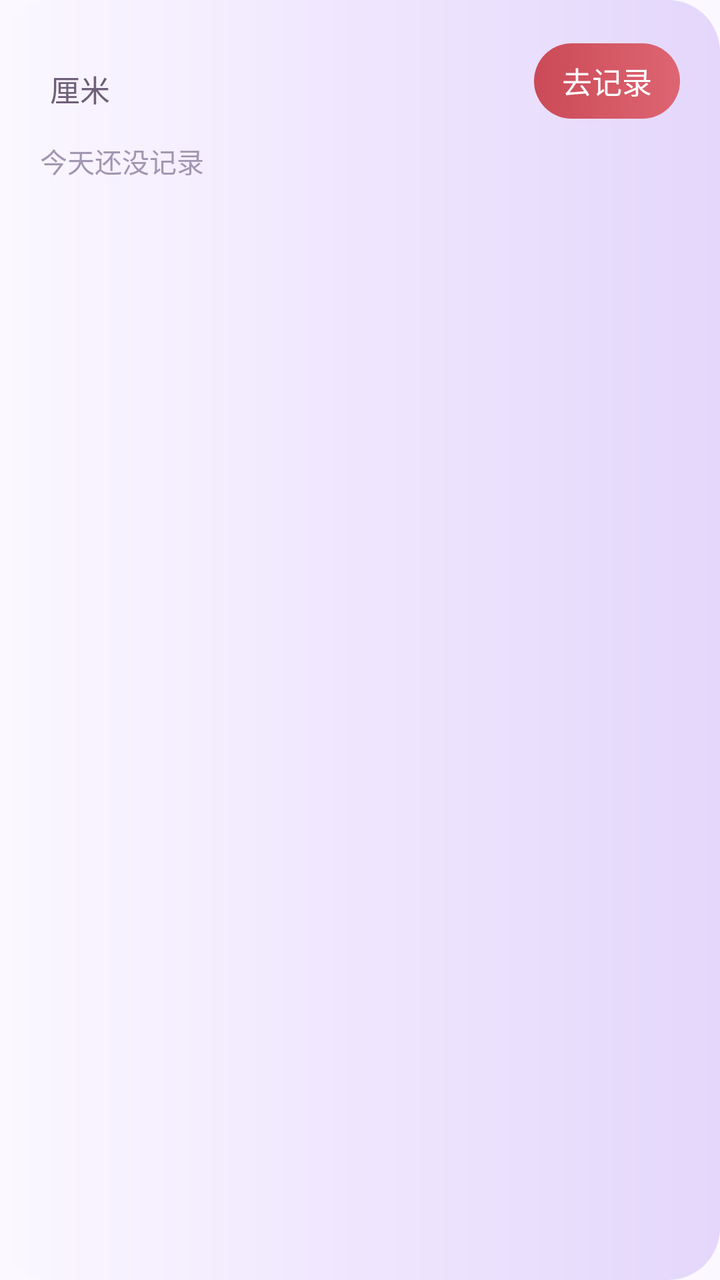
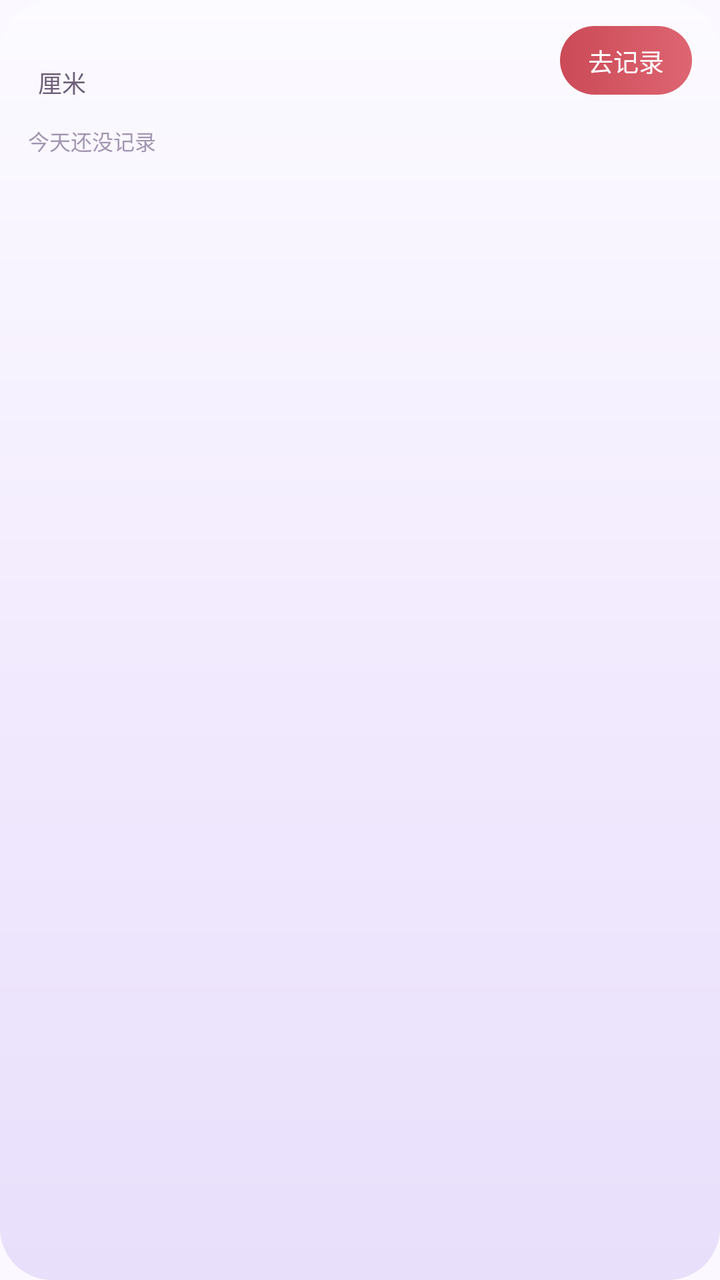

An Android layout rendered at two revisions. The XML below is the earlier revision; the diff shows what the commit changed to produce the second picture.
<!-- AndroidManifest.xml: application theme Theme.DayTally -->
<!-- res/layout/widget_height.xml -->
<?xml version="1.0" encoding="utf-8"?>

<LinearLayout xmlns:android="http://schemas.android.com/apk/res/android"
    android:id="@+id/wh_root"
    android:layout_width="match_parent"
    android:layout_height="match_parent"
    android:orientation="vertical"
    android:paddingLeft="20dp"
    android:paddingTop="16dp"
    android:paddingRight="20dp"
    android:paddingBottom="14dp"
    android:background="@drawable/bg_week">

    <LinearLayout
        android:layout_width="match_parent"
        android:layout_height="wrap_content"
        android:orientation="horizontal"
        android:gravity="center_vertical">

        <LinearLayout
            android:layout_width="0dp"
            android:layout_height="wrap_content"
            android:layout_weight="1"
            android:orientation="horizontal"
            android:gravity="bottom">

            <TextView
                android:id="@+id/wh_val"
                android:layout_width="wrap_content"
                android:layout_height="wrap_content"
                android:textSize="42sp"
                android:textStyle="bold"
                android:textColor="#2B2338"
                android:includeFontPadding="false"
                android:singleLine="true" />

            <TextView
                android:id="@+id/wh_unit"
                android:layout_width="wrap_content"
                android:layout_height="wrap_content"
                android:layout_marginLeft="5dp"
                android:layout_marginBottom="4dp"
                android:text="厘米"
                android:textSize="15sp"
                android:textColor="#6E6079"
                android:includeFontPadding="false"
                android:singleLine="true" />
        </LinearLayout>

        <TextView
            android:id="@+id/wh_btn"
            android:layout_width="wrap_content"
            android:layout_height="wrap_content"
            android:text="去记录"
            android:textColor="#FFFFFF"
            android:textSize="15sp"
            android:paddingLeft="14dp"
            android:paddingTop="8dp"
            android:paddingRight="14dp"
            android:paddingBottom="8dp"
            android:background="@drawable/bg_pill_btn"
            android:includeFontPadding="false"
            android:singleLine="true" />
    </LinearLayout>

    <TextView
        android:id="@+id/wh_sub"
        android:layout_width="match_parent"
        android:layout_height="wrap_content"
        android:layout_marginTop="5dp"
        android:text="今天还没记录"
        android:textSize="13.5sp"
        android:textColor="#A296B2"
        android:includeFontPadding="false"
        android:singleLine="true" />

    
    <LinearLayout
        android:id="@+id/wh_strip"
        android:layout_width="match_parent"
        android:layout_height="0dp"
        android:layout_weight="1"
        android:orientation="horizontal"
        android:weightSum="7"
        android:layout_marginTop="8dp">

        <LinearLayout android:layout_width="0dp" android:layout_height="match_parent" android:layout_weight="1" android:orientation="vertical" android:gravity="center">
            <TextView android:id="@+id/hw_0" android:layout_width="wrap_content" android:layout_height="0dp" android:layout_weight="1.0" android:textSize="14sp" android:textColor="#9C92AC" android:includeFontPadding="false" android:singleLine="true" android:gravity="center_vertical" />
            <TextView android:id="@+id/hn_0" android:layout_width="wrap_content" android:layout_height="0dp" android:layout_weight="1.6" android:textSize="15sp" android:textStyle="bold" android:includeFontPadding="false" android:singleLine="true" android:gravity="center_vertical" />
            <TextView android:id="@+id/hd_0" android:layout_width="wrap_content" android:layout_height="0dp" android:layout_weight="1.0" android:textSize="13sp" android:textColor="#A99FB8" android:includeFontPadding="false" android:singleLine="true" android:gravity="center_vertical" />
        </LinearLayout>

        <LinearLayout android:layout_width="0dp" android:layout_height="match_parent" android:layout_weight="1" android:orientation="vertical" android:gravity="center">
            <TextView android:id="@+id/hw_1" android:layout_width="wrap_content" android:layout_height="0dp" android:layout_weight="1.0" android:textSize="14sp" android:textColor="#9C92AC" android:includeFontPadding="false" android:singleLine="true" android:gravity="center_vertical" />
            <TextView android:id="@+id/hn_1" android:layout_width="wrap_content" android:layout_height="0dp" android:layout_weight="1.6" android:textSize="15sp" android:textStyle="bold" android:includeFontPadding="false" android:singleLine="true" android:gravity="center_vertical" />
            <TextView android:id="@+id/hd_1" android:layout_width="wrap_content" android:layout_height="0dp" android:layout_weight="1.0" android:textSize="13sp" android:textColor="#A99FB8" android:includeFontPadding="false" android:singleLine="true" android:gravity="center_vertical" />
        </LinearLayout>

        <LinearLayout android:layout_width="0dp" android:layout_height="match_parent" android:layout_weight="1" android:orientation="vertical" android:gravity="center">
            <TextView android:id="@+id/hw_2" android:layout_width="wrap_content" android:layout_height="0dp" android:layout_weight="1.0" android:textSize="14sp" android:textColor="#9C92AC" android:includeFontPadding="false" android:singleLine="true" android:gravity="center_vertical" />
            <TextView android:id="@+id/hn_2" android:layout_width="wrap_content" android:layout_height="0dp" android:layout_weight="1.6" android:textSize="15sp" android:textStyle="bold" android:includeFontPadding="false" android:singleLine="true" android:gravity="center_vertical" />
            <TextView android:id="@+id/hd_2" android:layout_width="wrap_content" android:layout_height="0dp" android:layout_weight="1.0" android:textSize="13sp" android:textColor="#A99FB8" android:includeFontPadding="false" android:singleLine="true" android:gravity="center_vertical" />
        </LinearLayout>

        <LinearLayout android:layout_width="0dp" android:layout_height="match_parent" android:layout_weight="1" android:orientation="vertical" android:gravity="center">
            <TextView android:id="@+id/hw_3" android:layout_width="wrap_content" android:layout_height="0dp" android:layout_weight="1.0" android:textSize="14sp" android:textColor="#9C92AC" android:includeFontPadding="false" android:singleLine="true" android:gravity="center_vertical" />
            <TextView android:id="@+id/hn_3" android:layout_width="wrap_content" android:layout_height="0dp" android:layout_weight="1.6" android:textSize="15sp" android:textStyle="bold" android:includeFontPadding="false" android:singleLine="true" android:gravity="center_vertical" />
            <TextView android:id="@+id/hd_3" android:layout_width="wrap_content" android:layout_height="0dp" android:layout_weight="1.0" android:textSize="13sp" android:textColor="#A99FB8" android:includeFontPadding="false" android:singleLine="true" android:gravity="center_vertical" />
        </LinearLayout>

        <LinearLayout android:layout_width="0dp" android:layout_height="match_parent" android:layout_weight="1" android:orientation="vertical" android:gravity="center">
            <TextView android:id="@+id/hw_4" android:layout_width="wrap_content" android:layout_height="0dp" android:layout_weight="1.0" android:textSize="14sp" android:textColor="#9C92AC" android:includeFontPadding="false" android:singleLine="true" android:gravity="center_vertical" />
            <TextView android:id="@+id/hn_4" android:layout_width="wrap_content" android:layout_height="0dp" android:layout_weight="1.6" android:textSize="15sp" android:textStyle="bold" android:includeFontPadding="false" android:singleLine="true" android:gravity="center_vertical" />
            <TextView android:id="@+id/hd_4" android:layout_width="wrap_content" android:layout_height="0dp" android:layout_weight="1.0" android:textSize="13sp" android:textColor="#A99FB8" android:includeFontPadding="false" android:singleLine="true" android:gravity="center_vertical" />
        </LinearLayout>

        <LinearLayout android:layout_width="0dp" android:layout_height="match_parent" android:layout_weight="1" android:orientation="vertical" android:gravity="center">
            <TextView android:id="@+id/hw_5" android:layout_width="wrap_content" android:layout_height="0dp" android:layout_weight="1.0" android:textSize="14sp" android:textColor="#9C92AC" android:includeFontPadding="false" android:singleLine="true" android:gravity="center_vertical" />
            <TextView android:id="@+id/hn_5" android:layout_width="wrap_content" android:layout_height="0dp" android:layout_weight="1.6" android:textSize="15sp" android:textStyle="bold" android:includeFontPadding="false" android:singleLine="true" android:gravity="center_vertical" />
            <TextView android:id="@+id/hd_5" android:layout_width="wrap_content" android:layout_height="0dp" android:layout_weight="1.0" android:textSize="13sp" android:textColor="#A99FB8" android:includeFontPadding="false" android:singleLine="true" android:gravity="center_vertical" />
        </LinearLayout>

        <LinearLayout android:layout_width="0dp" android:layout_height="match_parent" android:layout_weight="1" android:orientation="vertical" android:gravity="center">
            <TextView android:id="@+id/hw_6" android:layout_width="wrap_content" android:layout_height="0dp" android:layout_weight="1.0" android:textSize="14sp" android:textColor="#D2505C" android:textStyle="bold" android:includeFontPadding="false" android:singleLine="true" android:gravity="center_vertical" />
            <TextView android:id="@+id/hn_6" android:layout_width="wrap_content" android:layout_height="0dp" android:layout_weight="1.6" android:textSize="15sp" android:textStyle="bold" android:includeFontPadding="false" android:singleLine="true" android:gravity="center_vertical" />
            <TextView android:id="@+id/hd_6" android:layout_width="wrap_content" android:layout_height="0dp" android:layout_weight="1.0" android:textSize="13sp" android:textColor="#A99FB8" android:includeFontPadding="false" android:singleLine="true" android:gravity="center_vertical" />
        </LinearLayout>
    </LinearLayout>
</LinearLayout>
<!-- resources referenced by this layout -->
<resources>
  <!-- drawable bg_pill_btn (drawable) -->
  <?xml version="1.0" encoding="utf-8"?>
  <shape xmlns:android="http://schemas.android.com/apk/res/android" android:shape="rectangle">
      <gradient android:type="linear" android:angle="180"
          android:startColor="#DE6572" android:endColor="#CB4A57" />
      <corners android:radius="999dp" />
  </shape>
  <!-- drawable bg_week (drawable) -->
  <?xml version="1.0" encoding="utf-8"?>
  
  <shape xmlns:android="http://schemas.android.com/apk/res/android" android:shape="rectangle">
      <gradient android:type="linear" android:angle="180"
          android:startColor="#E4D7FB" android:centerColor="#EFE6FE" android:endColor="#FBF8FF" />
      <corners android:radius="26dp" />
  </shape>
  <style name="Theme.DayTally" parent="Theme.Material3.DayNight.NoActionBar">
          <item name="android:statusBarColor">@color/paper</item>
          <item name="android:navigationBarColor">@color/paper</item>
          <item name="android:windowBackground">@color/paper</item>
          <item name="android:windowLightStatusBar">true</item>
          <item name="android:windowLightNavigationBar">true</item>
      </style>
  <color name="paper">#FBF8FF</color>
</resources>

<!-- the commit's change to res/layout/widget_height.xml (unified diff, before → after) -->
@@ -1,48 +1,65 @@
 <?xml version="1.0" encoding="utf-8"?>
-
 <LinearLayout xmlns:android="http://schemas.android.com/apk/res/android"
     android:id="@+id/wh_root"
     android:layout_width="match_parent"
     android:layout_height="match_parent"
     android:orientation="vertical"
-    android:paddingLeft="20dp"
-    android:paddingTop="16dp"
-    android:paddingRight="20dp"
-    android:paddingBottom="14dp"
-    android:background="@drawable/bg_week">
+    android:paddingLeft="14dp"
+    android:paddingTop="13dp"
+    android:paddingRight="14dp"
+    android:paddingBottom="11dp"
+    android:background="@drawable/bg_height">
 
+    
     <LinearLayout
         android:layout_width="match_parent"
         android:layout_height="wrap_content"
         android:orientation="horizontal"
-        android:gravity="center_vertical">
+        android:gravity="top">
 
         <LinearLayout
             android:layout_width="0dp"
             android:layout_height="wrap_content"
             android:layout_weight="1"
-            android:orientation="horizontal"
-            android:gravity="bottom">
+            android:orientation="vertical">
+
+            <LinearLayout
+                android:layout_width="wrap_content"
+                android:layout_height="wrap_content"
+                android:orientation="horizontal"
+                android:gravity="bottom">
+
+                <TextView
+                    android:id="@+id/wh_val"
+                    android:layout_width="wrap_content"
+                    android:layout_height="wrap_content"
+                    android:textSize="38sp"
+                    android:textStyle="bold"
+                    android:textColor="#2B2338"
+                    android:includeFontPadding="false"
+                    android:singleLine="true" />
+
+                <TextView
+                    android:id="@+id/wh_unit"
+                    android:layout_width="wrap_content"
+                    android:layout_height="wrap_content"
+                    android:layout_marginLeft="5dp"
+                    android:layout_marginBottom="2dp"
+                    android:text="厘米"
+                    android:textSize="12sp"
+                    android:textColor="#6E6079"
+                    android:includeFontPadding="false"
+                    android:singleLine="true" />
+            </LinearLayout>
 
             <TextView
-                android:id="@+id/wh_val"
-                android:layout_width="wrap_content"
+                android:id="@+id/wh_sub"
+                android:layout_width="match_parent"
                 android:layout_height="wrap_content"
-                android:textSize="42sp"
-                android:textStyle="bold"
-                android:textColor="#2B2338"
-                android:includeFontPadding="false"
-                android:singleLine="true" />
-
-            <TextView
-                android:id="@+id/wh_unit"
-                android:layout_width="wrap_content"
-                android:layout_height="wrap_content"
-                android:layout_marginLeft="5dp"
-                android:layout_marginBottom="4dp"
-                android:text="厘米"
-                android:textSize="15sp"
-                android:textColor="#6E6079"
+                android:layout_marginTop="5dp"
+                android:text="今天还没记录"
+                android:textSize="10.5sp"
+                android:textColor="#A296B2"
                 android:includeFontPadding="false"
                 android:singleLine="true" />
         </LinearLayout>
@@ -53,7 +70,7 @@
             android:layout_height="wrap_content"
             android:text="去记录"
             android:textColor="#FFFFFF"
-            android:textSize="15sp"
+            android:textSize="12.5sp"
             android:paddingLeft="14dp"
             android:paddingTop="8dp"
             android:paddingRight="14dp"
@@ -63,67 +80,63 @@
             android:singleLine="true" />
     </LinearLayout>
 
-    <TextView
-        android:id="@+id/wh_sub"
-        android:layout_width="match_parent"
-        android:layout_height="wrap_content"
-        android:layout_marginTop="5dp"
-        android:text="今天还没记录"
-        android:textSize="13.5sp"
-        android:textColor="#A296B2"
-        android:includeFontPadding="false"
-        android:singleLine="true" />
-
+    
     
     <LinearLayout
         android:id="@+id/wh_strip"
         android:layout_width="match_parent"
+        android:layout_height="wrap_content"
+        android:layout_marginTop="10dp"
+        android:orientation="horizontal"
+        android:weightSum="7">
+
+        <LinearLayout android:layout_width="0dp" android:layout_height="wrap_content" android:layout_weight="1" android:orientation="vertical" android:gravity="center_horizontal">
+            <TextView android:id="@+id/hw_0" android:layout_width="wrap_content" android:layout_height="wrap_content" android:textSize="10sp" android:textColor="#9C92AC" android:includeFontPadding="false" android:singleLine="true" />
+            <TextView android:id="@+id/hn_0" android:layout_width="wrap_content" android:layout_height="wrap_content" android:layout_marginTop="5dp" android:textSize="13sp" android:textStyle="bold" android:includeFontPadding="false" android:singleLine="true" />
+            <TextView android:id="@+id/hd_0" android:layout_width="wrap_content" android:layout_height="wrap_content" android:layout_marginTop="4dp" android:textSize="9.5sp" android:textColor="#A99FB8" android:includeFontPadding="false" android:singleLine="true" />
+        </LinearLayout>
+
+        <LinearLayout android:layout_width="0dp" android:layout_height="wrap_content" android:layout_weight="1" android:orientation="vertical" android:gravity="center_horizontal">
+            <TextView android:id="@+id/hw_1" android:layout_width="wrap_content" android:layout_height="wrap_content" android:textSize="10sp" android:textColor="#9C92AC" android:includeFontPadding="false" android:singleLine="true" />
+            <TextView android:id="@+id/hn_1" android:layout_width="wrap_content" android:layout_height="wrap_content" android:layout_marginTop="5dp" android:textSize="13sp" android:textStyle="bold" android:includeFontPadding="false" android:singleLine="true" />
+            <TextView android:id="@+id/hd_1" android:layout_width="wrap_content" android:layout_height="wrap_content" android:layout_marginTop="4dp" android:textSize="9.5sp" android:textColor="#A99FB8" android:includeFontPadding="false" android:singleLine="true" />
+        </LinearLayout>
+
+        <LinearLayout android:layout_width="0dp" android:layout_height="wrap_content" android:layout_weight="1" android:orientation="vertical" android:gravity="center_horizontal">
+            <TextView android:id="@+id/hw_2" android:layout_width="wrap_content" android:layout_height="wrap_content" android:textSize="10sp" android:textColor="#9C92AC" android:includeFontPadding="false" android:singleLine="true" />
+            <TextView android:id="@+id/hn_2" android:layout_width="wrap_content" android:layout_height="wrap_content" android:layout_marginTop="5dp" android:textSize="13sp" android:textStyle="bold" android:includeFontPadding="false" android:singleLine="true" />
+            <TextView android:id="@+id/hd_2" android:layout_width="wrap_content" android:layout_height="wrap_content" android:layout_marginTop="4dp" android:textSize="9.5sp" android:textColor="#A99FB8" android:includeFontPadding="false" android:singleLine="true" />
+        </LinearLayout>
+
+        <LinearLayout android:layout_width="0dp" android:layout_height="wrap_content" android:layout_weight="1" android:orientation="vertical" android:gravity="center_horizontal">
+            <TextView android:id="@+id/hw_3" android:layout_width="wrap_content" android:layout_height="wrap_content" android:textSize="10sp" android:textColor="#9C92AC" android:includeFontPadding="false" android:singleLine="true" />
+            <TextView android:id="@+id/hn_3" android:layout_width="wrap_content" android:layout_height="wrap_content" android:layout_marginTop="5dp" android:textSize="13sp" android:textStyle="bold" android:includeFontPadding="false" android:singleLine="true" />
+            <TextView android:id="@+id/hd_3" android:layout_width="wrap_content" android:layout_height="wrap_content" android:layout_marginTop="4dp" android:textSize="9.5sp" android:textColor="#A99FB8" android:includeFontPadding="false" android:singleLine="true" />
+        </LinearLayout>
+
+        <LinearLayout android:layout_width="0dp" android:layout_height="wrap_content" android:layout_weight="1" android:orientation="vertical" android:gravity="center_horizontal">
+            <TextView android:id="@+id/hw_4" android:layout_width="wrap_content" android:layout_height="wrap_content" android:textSize="10sp" android:textColor="#9C92AC" android:includeFontPadding="false" android:singleLine="true" />
+            <TextView android:id="@+id/hn_4" android:layout_width="wrap_content" android:layout_height="wrap_content" android:layout_marginTop="5dp" android:textSize="13sp" android:textStyle="bold" android:includeFontPadding="false" android:singleLine="true" />
+            <TextView android:id="@+id/hd_4" android:layout_width="wrap_content" android:layout_height="wrap_content" android:layout_marginTop="4dp" android:textSize="9.5sp" android:textColor="#A99FB8" android:includeFontPadding="false" android:singleLine="true" />
+        </LinearLayout>
+
+        <LinearLayout android:layout_width="0dp" android:layout_height="wrap_content" android:layout_weight="1" android:orientation="vertical" android:gravity="center_horizontal">
+            <TextView android:id="@+id/hw_5" android:layout_width="wrap_content" android:layout_height="wrap_content" android:textSize="10sp" android:textColor="#9C92AC" android:includeFontPadding="false" android:singleLine="true" />
+            <TextView android:id="@+id/hn_5" android:layout_width="wrap_content" android:layout_height="wrap_content" android:layout_marginTop="5dp" android:textSize="13sp" android:textStyle="bold" android:includeFontPadding="false" android:singleLine="true" />
+            <TextView android:id="@+id/hd_5" android:layout_width="wrap_content" android:layout_height="wrap_content" android:layout_marginTop="4dp" android:textSize="9.5sp" android:textColor="#A99FB8" android:includeFontPadding="false" android:singleLine="true" />
+        </LinearLayout>
+
+        <LinearLayout android:layout_width="0dp" android:layout_height="wrap_content" android:layout_weight="1" android:orientation="vertical" android:gravity="center_horizontal">
+            <TextView android:id="@+id/hw_6" android:layout_width="wrap_content" android:layout_height="wrap_content" android:textSize="10sp" android:textColor="#9C92AC" android:includeFontPadding="false" android:singleLine="true" />
+            <TextView android:id="@+id/hn_6" android:layout_width="wrap_content" android:layout_height="wrap_content" android:layout_marginTop="5dp" android:textSize="13sp" android:textStyle="bold" android:includeFontPadding="false" android:singleLine="true" />
+            <TextView android:id="@+id/hd_6" android:layout_width="wrap_content" android:layout_height="wrap_content" android:layout_marginTop="4dp" android:textSize="9.5sp" android:textColor="#A99FB8" android:includeFontPadding="false" android:singleLine="true" />
+        </LinearLayout>
+    </LinearLayout>
+
+    
+    <LinearLayout
+        android:layout_width="match_parent"
         android:layout_height="0dp"
         android:layout_weight="1"
-        android:orientation="horizontal"
-        android:weightSum="7"
-        android:layout_marginTop="8dp">
-
-        <LinearLayout android:layout_width="0dp" android:layout_height="match_parent" android:layout_weight="1" android:orientation="vertical" android:gravity="center">
-            <TextView android:id="@+id/hw_0" android:layout_width="wrap_content" android:layout_height="0dp" android:layout_weight="1.0" android:textSize="14sp" android:textColor="#9C92AC" android:includeFontPadding="false" android:singleLine="true" android:gravity="center_vertical" />
-            <TextView android:id="@+id/hn_0" android:layout_width="wrap_content" android:layout_height="0dp" android:layout_weight="1.6" android:textSize="15sp" android:textStyle="bold" android:includeFontPadding="false" android:singleLine="true" android:gravity="center_vertical" />
-            <TextView android:id="@+id/hd_0" android:layout_width="wrap_content" android:layout_height="0dp" android:layout_weight="1.0" android:textSize="13sp" android:textColor="#A99FB8" android:includeFontPadding="false" android:singleLine="true" android:gravity="center_vertical" />
-        </LinearLayout>
-
-        <LinearLayout android:layout_width="0dp" android:layout_height="match_parent" android:layout_weight="1" android:orientation="vertical" android:gravity="center">
-            <TextView android:id="@+id/hw_1" android:layout_width="wrap_content" android:layout_height="0dp" android:layout_weight="1.0" android:textSize="14sp" android:textColor="#9C92AC" android:includeFontPadding="false" android:singleLine="true" android:gravity="center_vertical" />
-            <TextView android:id="@+id/hn_1" android:layout_width="wrap_content" android:layout_height="0dp" android:layout_weight="1.6" android:textSize="15sp" android:textStyle="bold" android:includeFontPadding="false" android:singleLine="true" android:gravity="center_vertical" />
-            <TextView android:id="@+id/hd_1" android:layout_width="wrap_content" android:layout_height="0dp" android:layout_weight="1.0" android:textSize="13sp" android:textColor="#A99FB8" android:includeFontPadding="false" android:singleLine="true" android:gravity="center_vertical" />
-        </LinearLayout>
-
-        <LinearLayout android:layout_width="0dp" android:layout_height="match_parent" android:layout_weight="1" android:orientation="vertical" android:gravity="center">
-            <TextView android:id="@+id/hw_2" android:layout_width="wrap_content" android:layout_height="0dp" android:layout_weight="1.0" android:textSize="14sp" android:textColor="#9C92AC" android:includeFontPadding="false" android:singleLine="true" android:gravity="center_vertical" />
-            <TextView android:id="@+id/hn_2" android:layout_width="wrap_content" android:layout_height="0dp" android:layout_weight="1.6" android:textSize="15sp" android:textStyle="bold" android:includeFontPadding="false" android:singleLine="true" android:gravity="center_vertical" />
-            <TextView android:id="@+id/hd_2" android:layout_width="wrap_content" android:layout_height="0dp" android:layout_weight="1.0" android:textSize="13sp" android:textColor="#A99FB8" android:includeFontPadding="false" android:singleLine="true" android:gravity="center_vertical" />
-        </LinearLayout>
-
-        <LinearLayout android:layout_width="0dp" android:layout_height="match_parent" android:layout_weight="1" android:orientation="vertical" android:gravity="center">
-            <TextView android:id="@+id/hw_3" android:layout_width="wrap_content" android:layout_height="0dp" android:layout_weight="1.0" android:textSize="14sp" android:textColor="#9C92AC" android:includeFontPadding="false" android:singleLine="true" android:gravity="center_vertical" />
-            <TextView android:id="@+id/hn_3" android:layout_width="wrap_content" android:layout_height="0dp" android:layout_weight="1.6" android:textSize="15sp" android:textStyle="bold" android:includeFontPadding="false" android:singleLine="true" android:gravity="center_vertical" />
-            <TextView android:id="@+id/hd_3" android:layout_width="wrap_content" android:layout_height="0dp" android:layout_weight="1.0" android:textSize="13sp" android:textColor="#A99FB8" android:includeFontPadding="false" android:singleLine="true" android:gravity="center_vertical" />
-        </LinearLayout>
-
-        <LinearLayout android:layout_width="0dp" android:layout_height="match_parent" android:layout_weight="1" android:orientation="vertical" android:gravity="center">
-            <TextView android:id="@+id/hw_4" android:layout_width="wrap_content" android:layout_height="0dp" android:layout_weight="1.0" android:textSize="14sp" android:textColor="#9C92AC" android:includeFontPadding="false" android:singleLine="true" android:gravity="center_vertical" />
-            <TextView android:id="@+id/hn_4" android:layout_width="wrap_content" android:layout_height="0dp" android:layout_weight="1.6" android:textSize="15sp" android:textStyle="bold" android:includeFontPadding="false" android:singleLine="true" android:gravity="center_vertical" />
-            <TextView android:id="@+id/hd_4" android:layout_width="wrap_content" android:layout_height="0dp" android:layout_weight="1.0" android:textSize="13sp" android:textColor="#A99FB8" android:includeFontPadding="false" android:singleLine="true" android:gravity="center_vertical" />
-        </LinearLayout>
-
-        <LinearLayout android:layout_width="0dp" android:layout_height="match_parent" android:layout_weight="1" android:orientation="vertical" android:gravity="center">
-            <TextView android:id="@+id/hw_5" android:layout_width="wrap_content" android:layout_height="0dp" android:layout_weight="1.0" android:textSize="14sp" android:textColor="#9C92AC" android:includeFontPadding="false" android:singleLine="true" android:gravity="center_vertical" />
-            <TextView android:id="@+id/hn_5" android:layout_width="wrap_content" android:layout_height="0dp" android:layout_weight="1.6" android:textSize="15sp" android:textStyle="bold" android:includeFontPadding="false" android:singleLine="true" android:gravity="center_vertical" />
-            <TextView android:id="@+id/hd_5" android:layout_width="wrap_content" android:layout_height="0dp" android:layout_weight="1.0" android:textSize="13sp" android:textColor="#A99FB8" android:includeFontPadding="false" android:singleLine="true" android:gravity="center_vertical" />
-        </LinearLayout>
-
-        <LinearLayout android:layout_width="0dp" android:layout_height="match_parent" android:layout_weight="1" android:orientation="vertical" android:gravity="center">
-            <TextView android:id="@+id/hw_6" android:layout_width="wrap_content" android:layout_height="0dp" android:layout_weight="1.0" android:textSize="14sp" android:textColor="#D2505C" android:textStyle="bold" android:includeFontPadding="false" android:singleLine="true" android:gravity="center_vertical" />
-            <TextView android:id="@+id/hn_6" android:layout_width="wrap_content" android:layout_height="0dp" android:layout_weight="1.6" android:textSize="15sp" android:textStyle="bold" android:includeFontPadding="false" android:singleLine="true" android:gravity="center_vertical" />
-            <TextView android:id="@+id/hd_6" android:layout_width="wrap_content" android:layout_height="0dp" android:layout_weight="1.0" android:textSize="13sp" android:textColor="#A99FB8" android:includeFontPadding="false" android:singleLine="true" android:gravity="center_vertical" />
-        </LinearLayout>
-    </LinearLayout>
+        android:orientation="vertical" />
 </LinearLayout>
<!-- resource entries referenced after the edit -->
@@ -1,19 +1,18 @@
 <!-- resources referenced by this layout -->
 <resources>
+  <!-- drawable bg_height (drawable) -->
+  <?xml version="1.0" encoding="utf-8"?>
+  <shape xmlns:android="http://schemas.android.com/apk/res/android" android:shape="rectangle">
+      <gradient android:type="linear" android:angle="270"
+          android:startColor="#FCFBFF" android:centerColor="#F2EBFE" android:endColor="#E8DFFB" />
+      <corners android:radius="26dp" />
+  </shape>
   <!-- drawable bg_pill_btn (drawable) -->
   <?xml version="1.0" encoding="utf-8"?>
   <shape xmlns:android="http://schemas.android.com/apk/res/android" android:shape="rectangle">
       <gradient android:type="linear" android:angle="180"
           android:startColor="#DE6572" android:endColor="#CB4A57" />
       <corners android:radius="999dp" />
-  </shape>
-  <!-- drawable bg_week (drawable) -->
-  <?xml version="1.0" encoding="utf-8"?>
-  
-  <shape xmlns:android="http://schemas.android.com/apk/res/android" android:shape="rectangle">
-      <gradient android:type="linear" android:angle="180"
-          android:startColor="#E4D7FB" android:centerColor="#EFE6FE" android:endColor="#FBF8FF" />
-      <corners android:radius="26dp" />
   </shape>
   <style name="Theme.DayTally" parent="Theme.Material3.DayNight.NoActionBar">
           <item name="android:statusBarColor">@color/paper</item>
